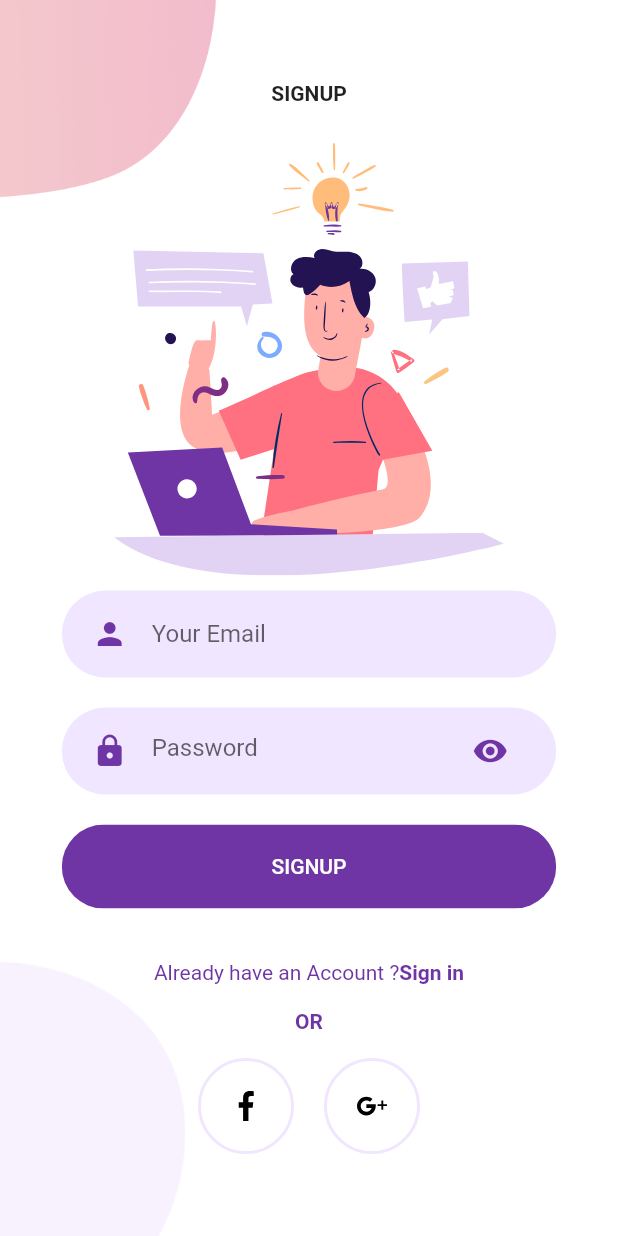
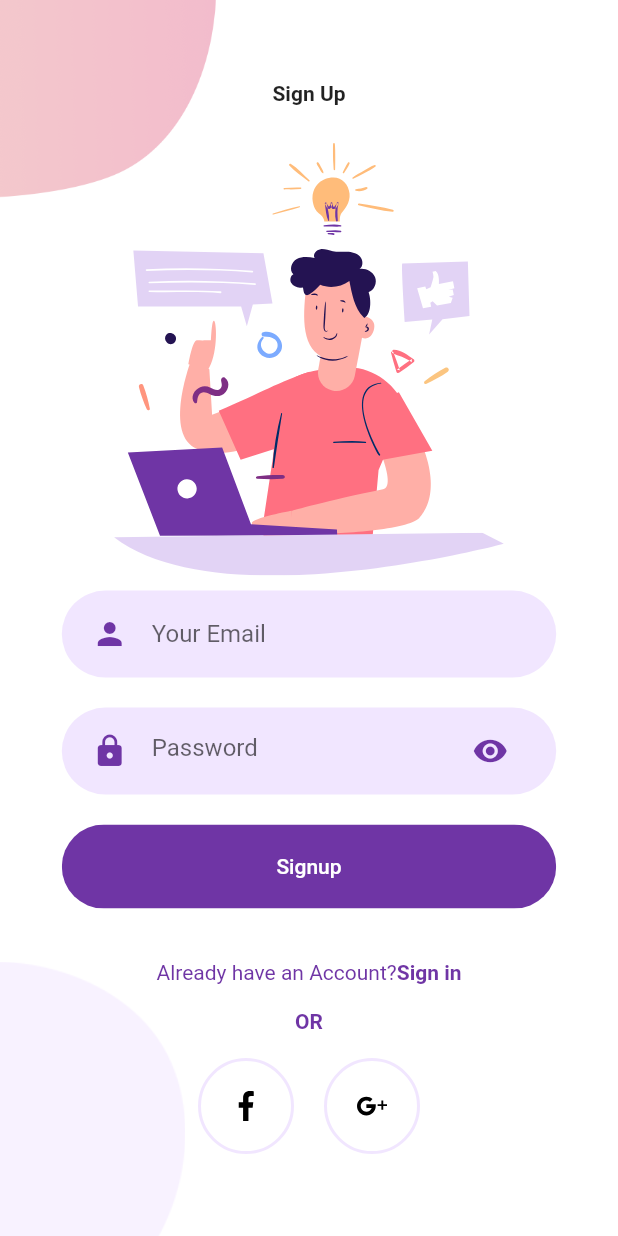
Before and after one commit to adeebaah/Project_Whip_Up, a Flutter app: the screen it shows after launch, after a tap on "Sign Up", on a phone screen of 412 x 824 dp. Run offline on Flutter 3.47's test engine with Material 2 defaults, Android fonts, the phone set to English and light mode, and no system bars; our stand-ins replace firebase_core, flutter_svg; accounts and stored records are empty.

Commit message:
firebase connection, signup login form validation

```diff
--- a/lib/Screens/Login/components/background.dart
+++ b/lib/Screens/Login/components/background.dart
@@ -1,9 +1,9 @@
 import 'package:flutter/material.dart';
 
-class Backgroud extends StatelessWidget {
+class Background extends StatelessWidget {
   final Widget child;
-  const Backgroud({
-    super.key,
+
+  const Background({
     required this.child,
   });
 
@@ -34,6 +34,7 @@ class Backgroud extends StatelessWidget {
           ),
           child,
         ],
-        ));
+      ),
+    );
   }
 }
--- a/lib/Screens/Login/components/body.dart
+++ b/lib/Screens/Login/components/body.dart
@@ -6,18 +6,30 @@ import 'package:whip_up/components/already_have_an_account_check.dart';
 import 'package:whip_up/components/rounded_button.dart';
 import 'package:whip_up/components/rounded_input_field.dart';
 import 'package:whip_up/components/rounded_password_field.dart';
-import 'package:whip_up/components/text_field_container.dart';
-import 'package:whip_up/constants.dart';
 
 class Body extends StatelessWidget {
-  const Body({
-    super.key,
-  });
+  final _formKey = GlobalKey<FormState>();
+
+  final String email;
+  final String password;
+  final ValueChanged<String> updateEmail;
+  final ValueChanged<String> updatePassword;
+
+  Body({
+    Key? key,
+    required this.email,
+    required this.password,
+    required this.updateEmail,
+    required this.updatePassword,
+  }) : super(key: key); // Create a GlobalKey<FormState>
 
   @override
   Widget build(BuildContext context) {
     Size size = MediaQuery.of(context).size;
-    return Backgroud(
+    return Background(
+      child: Form(
+        // Wrap your content with a Form widget
+        key: _formKey, // Assign the GlobalKey
         child: Column(
           mainAxisAlignment: MainAxisAlignment.center,
           children: <Widget>[
@@ -37,14 +49,38 @@ class Body extends StatelessWidget {
             ),
             RoundedInputField(
               hintText: "Your Email",
+              icon: Icons.person,
               onChanged: (value) {},
+              validator: (value) {
+                if (value == null || value.isEmpty) {
+                  return 'Please enter your email address';
+                } else if (!RegExp(r'^[\w-]+(\.[\w-]+)*@[\w-]+(\.[\w-]+)+$')
+                    .hasMatch(value)) {
+                  return 'Enter a valid email';
+                }
+                return null; // Return null if validation passes
+              },
             ),
             RoundedPasswordField(
               onChanged: (value) {},
+              validator: (value) {
+                if (value == null || value.isEmpty) {
+                  return 'Please enter a password';
+                } else if (value.length < 6) {
+                  return 'Password must be at least 6 characters long';
+                }
+                return null; // Return null if validation passes
+              },
             ),
             RoundedButton(
-            text: "LogIn",
-            press: () {},
+              text: "Login",
+              press: () {
+                if (_formKey.currentState!.validate()) {
+                  // If the form is valid, perform the login action
+                  // For now, we'll just print a message
+                  print('Form is valid, perform login action');
+                }
+              },
             ),
             SizedBox(
               height: size.height * 0.03,
@@ -63,6 +99,7 @@ class Body extends StatelessWidget {
             )
           ],
         ),
+      ),
     );
   }
 }
--- a/lib/Screens/Signup/components/background.dart
+++ b/lib/Screens/Signup/components/background.dart
@@ -3,7 +3,8 @@ import 'package:flutter/material.dart';
 class Background extends StatelessWidget {
   final Widget child;
   const Background({
-    super.key, required this.child,
+    super.key,
+    required this.child,
   });
 
   @override
@@ -31,7 +32,7 @@ class Background extends StatelessWidget {
               width: size.width * 0.3,
             ),
           ),
-        child,
+          child,
         ],
       ),
     );
--- a/lib/Screens/Signup/components/body.dart
+++ b/lib/Screens/Signup/components/body.dart
@@ -13,15 +13,33 @@ import 'package:whip_up/components/rounded_password_field.dart';
 import 'package:whip_up/constants.dart';
 
 class Body extends StatelessWidget {
+  final _formKey = GlobalKey<FormState>();
+
+  final String email;
+  final String password;
+  final ValueChanged<String> updateEmail;
+  final ValueChanged<String> updatePassword;
+
+  Body({
+    Key? key,
+    required this.email,
+    required this.password,
+    required this.updateEmail,
+    required this.updatePassword,
+  }) : super(key: key);
+
   @override
   Widget build(BuildContext context) {
     Size size = MediaQuery.of(context).size;
     return Background(
+      child: Form(
+        // Wrap your content with a Form widget
+        key: _formKey,
         child: Column(
           mainAxisAlignment: MainAxisAlignment.center,
           children: <Widget>[
             Text(
-            "SIGNUP",
+              "Sign Up",
               style: TextStyle(fontWeight: FontWeight.bold),
             ),
             SizedBox(height: size.height * 0.03),
@@ -31,14 +49,38 @@ class Body extends StatelessWidget {
             ),
             RoundedInputField(
               hintText: "Your Email",
+              icon: Icons.person,
               onChanged: (value) {},
+              validator: (value) {
+                if (value == null || value.isEmpty) {
+                  return 'Please enter your email address';
+                } else if (!RegExp(r'^[\w-]+(\.[\w-]+)*@[\w-]+(\.[\w-]+)+$')
+                    .hasMatch(value)) {
+                  return 'Enter a valid email';
+                }
+                return null; // Return null if validation passes
+              },
             ),
             RoundedPasswordField(
               onChanged: (value) {},
+              validator: (value) {
+                if (value == null || value.isEmpty) {
+                  return 'Please enter a password';
+                } else if (value.length < 6) {
+                  return 'Password must be at least 6 characters long';
+                }
+                return null; // Return null if validation passes
+              },
             ),
             RoundedButton(
-            text: "SIGNUP",
-            press: () {},
+              text: "Signup",
+              press: () {
+                if (_formKey.currentState!.validate()) {
+                  // If the form is valid, perform the login action
+                  // For now, we'll just print a message
+                  print('Form is valid, perform signup action');
+                }
+              },
             ),
             SizedBox(height: size.height * 0.03),
             AlreadyHaveAnAccountCheck(
@@ -60,16 +102,17 @@ class Body extends StatelessWidget {
               children: <Widget>[
                 SocialIcon(
                   iconSrc: "assets/icons/facebook.svg",
-                press : (){},
+                  press: () {},
                 ),
                 SocialIcon(
                   iconSrc: "assets/icons/google-plus.svg",
-                press : (){},
+                  press: () {},
                 ),
               ],
             )
           ],
         ),
+      ),
     );
   }
 }
--- a/lib/Screens/Signup/signup_screen.dart
+++ b/lib/Screens/Signup/signup_screen.dart
@@ -1,13 +1,36 @@
 import 'package:flutter/material.dart';
 import 'package:whip_up/Screens/Signup/components/body.dart';
 
-class SignupScreen extends StatelessWidget {
-  const SignupScreen({super.key});
+class SignupScreen extends StatefulWidget {
+  @override
+  _SignupScreenState createState() => _SignupScreenState();
+}
+
+class _SignupScreenState extends State<SignupScreen> {
+  String email = '';
+  String password = '';
+
+  void updateEmail(String value) {
+    setState(() {
+      email = value;
+    });
+  }
+
+  void updatePassword(String value) {
+    setState(() {
+      password = value;
+    });
+  }
 
   @override
   Widget build(BuildContext context) {
     return Scaffold(
-      body: Body(),
+      body: Body(
+        email: email,
+        password: password,
+        updateEmail: updateEmail,
+        updatePassword: updatePassword,
+      ),
     );
   }
 }
--- a/lib/Screens/Welcome/components/body.dart
+++ b/lib/Screens/Welcome/components/body.dart
@@ -28,7 +28,7 @@ class Body extends StatelessWidget {
           ),
           SizedBox(height: size.height * 0.05),
           RoundedButton(
-            text: "LOGIN",
+            text: "Login",
             press: () {
               Navigator.push(
                 context,
@@ -44,14 +44,16 @@ class Body extends StatelessWidget {
             text: "Sign Up",
             color: kPrimaryColor,
             textColor: Colors.black,
-            press: () {Navigator.push(
+            press: () {
+              Navigator.push(
                 context,
                 MaterialPageRoute(
                   builder: (context) {
                     return SignupScreen();
                   },
                 ),
-              );},
+              );
+            },
           ),
         ],
       ),
--- a/lib/components/already_have_an_account_check.dart
+++ b/lib/components/already_have_an_account_check.dart
@@ -5,7 +5,9 @@ class AlreadyHaveAnAccountCheck extends StatelessWidget {
   final bool login;
   final VoidCallback press;
   const AlreadyHaveAnAccountCheck({
-    super.key,  this.login = true, required this.press,
+    super.key,
+    this.login = true,
+    required this.press,
   });
 
   @override
@@ -14,13 +16,13 @@ class AlreadyHaveAnAccountCheck extends StatelessWidget {
       mainAxisAlignment: MainAxisAlignment.center,
       children: <Widget>[
         Text(
-         login ? "Dont Have an Account ?" : "Already have an Account ?",
+          login ? "Don't Have an Account?" : "Already have an Account?",
           style: TextStyle(color: kPrimaryColor),
         ),
         GestureDetector(
           onTap: press,
           child: Text(
-            login ? "Sign Up" :  "Sign in",
+            login ? "Sign Up" : "Sign in",
             style: TextStyle(
               color: kPrimaryColor,
               fontWeight: FontWeight.bold,
--- a/lib/components/rounded_input_field.dart
+++ b/lib/components/rounded_input_field.dart
@@ -6,21 +6,28 @@ class RoundedInputField extends StatelessWidget {
   final String hintText;
   final IconData icon;
   final ValueChanged<String> onChanged;
+  final String? Function(String?)? validator; // Added this line
+
   const RoundedInputField({
-    super.key, required this.hintText,  this.icon= Icons.person, required this.onChanged,
+    super.key,
+    required this.hintText,
+    required this.icon,
+    required this.onChanged,
+    this.validator,
   });
 
   @override
   Widget build(BuildContext context) {
     return TextFieldContainer(
-      child: TextField(
+      child: TextFormField(
         onChanged: onChanged,
+        validator: validator,
         decoration: InputDecoration(
           icon: Icon(
             icon,
             color: kPrimaryColor,
           ),
-            hintText:hintText,
+          hintText: hintText,
           border: InputBorder.none,
         ),
       ),
--- a/lib/components/rounded_password_field.dart
+++ b/lib/components/rounded_password_field.dart
@@ -2,28 +2,47 @@ import 'package:flutter/material.dart';
 import 'package:whip_up/components/text_field_container.dart';
 import 'package:whip_up/constants.dart';
 
-class RoundedPasswordField extends StatelessWidget {
+class RoundedPasswordField extends StatefulWidget {
   final ValueChanged<String> onChanged;
+  final String? Function(String?)? validator;
+
   const RoundedPasswordField({
-    super.key,
+    Key? key,
     required this.onChanged,
-  });
+    this.validator,
+  }) : super(key: key);
+
+  @override
+  State<RoundedPasswordField> createState() => _RoundedPasswordFieldState();
+}
+
+class _RoundedPasswordFieldState extends State<RoundedPasswordField> {
+  bool obscureText = true;
 
   @override
   Widget build(BuildContext context) {
     return TextFieldContainer(
-      child: TextField(
-        obscureText: true,
-        onChanged: onChanged,
+      child: TextFormField(
+        // Changed from TextField to TextFormField
+        onChanged: widget.onChanged,
+        obscureText: obscureText,
+        validator: widget.validator, // Set the validator here
         decoration: InputDecoration(
           hintText: "Password",
           icon: Icon(
             Icons.lock,
             color: kPrimaryColor,
           ),
-          suffixIcon: Icon(
-            Icons.visibility,
-            color: kPrimaryColor,
+          suffixIcon: GestureDetector(
+            onTap: () {
+              setState(() {
+                obscureText = !obscureText;
+              });
+            },
+            child: Icon(
+              obscureText ? Icons.visibility : Icons.visibility_off,
+              color: kPrimaryColor,
+            ),
           ),
           border: InputBorder.none,
         ),
--- a/lib/main.dart
+++ b/lib/main.dart
@@ -1,8 +1,18 @@
 import 'package:flutter/material.dart';
 import 'package:whip_up/Screens/Welcome/welcome_screen.dart';
 import 'package:whip_up/constants.dart';
+import 'package:firebase_core/firebase_core.dart';
 
-void main() {
+Future<void> main() async {
+  WidgetsFlutterBinding.ensureInitialized();
+  await Firebase.initializeApp(
+    options: FirebaseOptions(
+      apiKey: "AIzaSyAFK2EMtqjKI8nB1ztentSBKj0BoRHIrsk",
+      appId: "1:325982503438:android:4ba513fb84b7ad6baf725f",
+      messagingSenderId: "325982503438",
+      projectId: "whip-up-123",
+    ),
+  );
   runApp(const MyApp());
 }
 
@@ -18,9 +28,8 @@ class MyApp extends StatelessWidget {
       theme: ThemeData(
         primaryColor: kPrimaryColor,
         scaffoldBackgroundColor: Colors.white,
-
       ),
-      home:  welcomeScreen(),
+      home: welcomeScreen(),
     );
   }
 }
```
Also changed, not shown: lib/Screens/Login/login_screen.dart (+29 -3 lines), pubspec.yaml (+4 -4 lines), pubspec.lock, 6 other files. Lines whose indentation alone changed are shown as unchanged.
